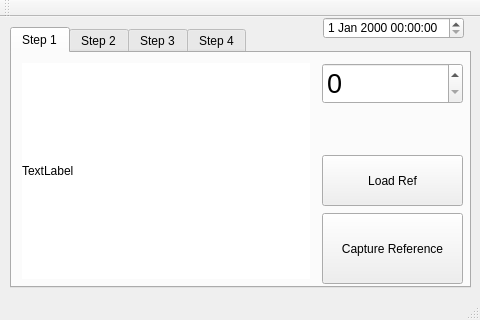
First picture: the form in mainwindow.ui, repository Chia-ChunHsu/NewCapture, before the edit.
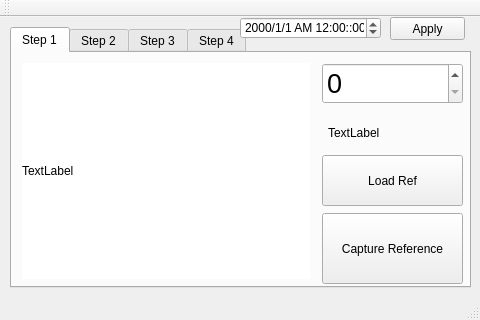
Second picture: the form after the edit. The open tabs and pages were chosen to show the change.

The edit to the form file:
```diff
--- a/mainwindow.ui
+++ b/mainwindow.ui
@@ -90,6 +90,19 @@
        <string>Load Ref</string>
       </property>
      </widget>
+     <widget class="QLabel" name="label">
+      <property name="geometry">
+       <rect>
+        <x>316</x>
+        <y>70</y>
+        <width>131</width>
+        <height>20</height>
+       </rect>
+      </property>
+      <property name="text">
+       <string>TextLabel</string>
+      </property>
+     </widget>
     </widget>
     <widget class="QWidget" name="tab_2">
      <attribute name="title">
@@ -359,12 +372,28 @@
    <widget class="QDateTimeEdit" name="dateTimeEdit">
     <property name="geometry">
      <rect>
-      <x>323</x>
+      <x>240</x>
       <y>0</y>
       <width>141</width>
       <height>22</height>
      </rect>
     </property>
+    <property name="displayFormat">
+     <string>yyyy/M/d AP hh:mm::ss</string>
+    </property>
+   </widget>
+   <widget class="QPushButton" name="ApplyButton">
+    <property name="geometry">
+     <rect>
+      <x>390</x>
+      <y>0</y>
+      <width>75</width>
+      <height>23</height>
+     </rect>
+    </property>
+    <property name="text">
+     <string>Apply</string>
+    </property>
    </widget>
   </widget>
   <widget class="QMenuBar" name="menuBar">
```
Left out of the diff: 4 changed lines with no effect on the pictures.
